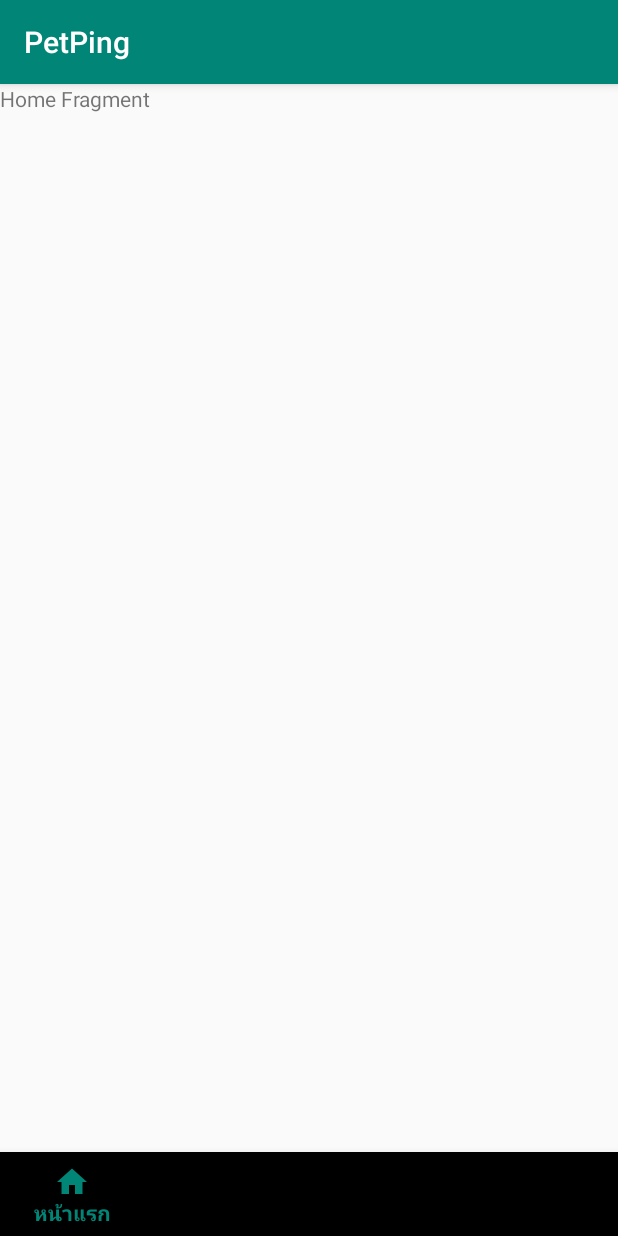
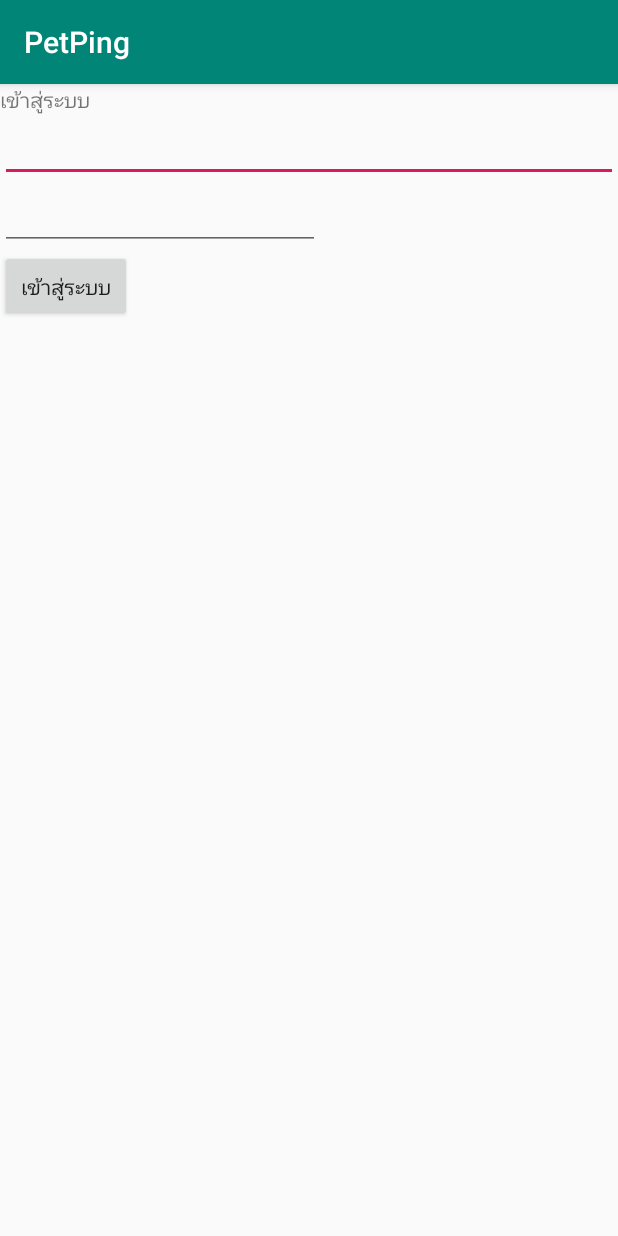
Before and after one commit to vistaalive01/PetPing, an Android app: the screen it shows after launch (MainActivity before the commit, LoginActivity after it), on a phone screen of 412 x 824 dp. Run offline under Robolectric (Android 15) with nearby library versions, the phone set to English and light mode, and no system bars; our stand-ins replace Firebase (no records; nobody signed in at launch, a user with empty details on screens opened directly).

Commit message:
update 26/1 18:56

```diff
--- /dev/null
+++ b/app/src/main/java/com/example/petping/LoginActivity.java
@@ -0,0 +1,74 @@
+package com.example.petping;
+
+import androidx.annotation.NonNull;
+import androidx.appcompat.app.AppCompatActivity;
+
+import android.content.Intent;
+import android.os.Bundle;
+import android.view.View;
+import android.widget.Button;
+import android.widget.EditText;
+import android.widget.Toast;
+
+import com.google.android.gms.tasks.OnCompleteListener;
+import com.google.android.gms.tasks.Task;
+import com.google.firebase.auth.AuthResult;
+import com.google.firebase.auth.FirebaseAuth;
+
+public class LoginActivity extends AppCompatActivity {
+    private EditText emailL, passL;
+    private Button btn;
+    private FirebaseAuth Auth;
+    @Override
+    protected void onCreate(Bundle savedInstanceState) {
+        super.onCreate(savedInstanceState);
+        setContentView(R.layout.activity_login);
+        emailL = findViewById(R.id.log_email);
+        passL = findViewById(R.id.log_pass);
+        btn = findViewById(R.id.log_btn);
+
+        btn.setOnClickListener(new View.OnClickListener() {
+            @Override
+            public void onClick(View view) {
+
+                //keep string that input in EditText to keep in string
+                String email = emailL.getText().toString();
+                String password = passL.getText().toString();
+
+                if(email.isEmpty() ){
+                    showMessage("Please input email");
+                }
+                else if(password.isEmpty()) {
+                    showMessage("Please input password");
+                }
+                else{
+                    logIn(email,password);
+                }
+            }
+        });
+    }
+
+    private void logIn(String email, String password) {
+        Auth = FirebaseAuth.getInstance();
+        //log in with email and password that have already register to Firebase Authentication
+        Auth.signInWithEmailAndPassword(email, password)
+                .addOnCompleteListener(this, new OnCompleteListener<AuthResult>() {
+                    @Override
+                    public void onComplete(@NonNull Task<AuthResult> task) {
+                        if(task.isSuccessful()){
+                            Intent Menu = new Intent(LoginActivity.this, MainActivity.class);
+                            startActivity(Menu);
+                            finish();
+                        }
+                        else{
+                            showMessage("Log In failed");
+                        }
+                    }
+                });
+    }
+    private void showMessage(String show){
+        //show message on application
+        Toast.makeText(getApplicationContext(),show,Toast.LENGTH_LONG).show();
+    }
+
+}
--- a/app/src/main/java/com/example/petping/SearchFragment.java
+++ b/app/src/main/java/com/example/petping/SearchFragment.java
@@ -30,8 +30,6 @@ import androidx.fragment.app.FragmentTransaction;
 public class SearchFragment extends Fragment {
     private ImageButton btnDog;
     private ImageButton btnCat;
-
-
 
     private RadioGroup radioGroupType;
     private RadioButton dogBtn;
--- /dev/null
+++ b/app/src/main/res/layout/activity_login.xml
@@ -0,0 +1,64 @@
+<?xml version="1.0" encoding="utf-8"?>
+<androidx.constraintlayout.widget.ConstraintLayout xmlns:android="http://schemas.android.com/apk/res/android"
+    xmlns:app="http://schemas.android.com/apk/res-auto"
+    xmlns:tools="http://schemas.android.com/tools"
+    android:layout_width="match_parent"
+    android:layout_height="match_parent"
+    tools:context=".LoginActivity">
+
+    <LinearLayout
+        android:layout_width="match_parent"
+        android:layout_height="match_parent"
+        android:orientation="vertical">
+        <TextView
+            android:layout_width="wrap_content"
+            android:layout_height="wrap_content"
+            android:text="เข้าสู่ระบบ"/>
+
+        <LinearLayout
+            android:layout_width="match_parent"
+            android:layout_height="wrap_content"
+            android:orientation="horizontal">
+
+
+            <EditText
+                android:id="@+id/log_email"
+                android:layout_width="wrap_content"
+                android:layout_height="wrap_content"
+                android:layout_weight="1"
+                android:ems="10" />
+
+        </LinearLayout>
+
+
+        <LinearLayout
+            android:layout_width="wrap_content"
+            android:layout_height="wrap_content"
+            android:orientation="horizontal">
+
+
+            <EditText
+                android:id="@+id/log_pass"
+                android:layout_width="wrap_content"
+                android:layout_height="wrap_content"
+                android:layout_weight="1"
+                android:ems="10"
+              />
+
+        </LinearLayout>
+
+        <LinearLayout
+            android:layout_width="wrap_content"
+            android:layout_height="wrap_content"
+            android:orientation="horizontal">
+
+            <Button
+                android:id="@+id/log_btn"
+                android:layout_width="match_parent"
+                android:layout_height="wrap_content"
+                android:text="เข้าสู่ระบบ"/>
+        </LinearLayout>
+
+    </LinearLayout>
+
+</androidx.constraintlayout.widget.ConstraintLayout>
```
Also changed, not shown: app/src/main/AndroidManifest.xml (+7 -6 lines), app/src/main/java/com/example/petping/AdoptionInfoFragment.java (+48 -0 lines), app/src/main/java/com/example/petping/AdoptionQAFragment.java (added, +40 -0 lines), app/src/main/res/layout/fragment_adoption_info_process.xml (+10 -0 lines), app/src/main/res/layout/fragment_adoption_qa_process.xml (added, +55 -0 lines).
